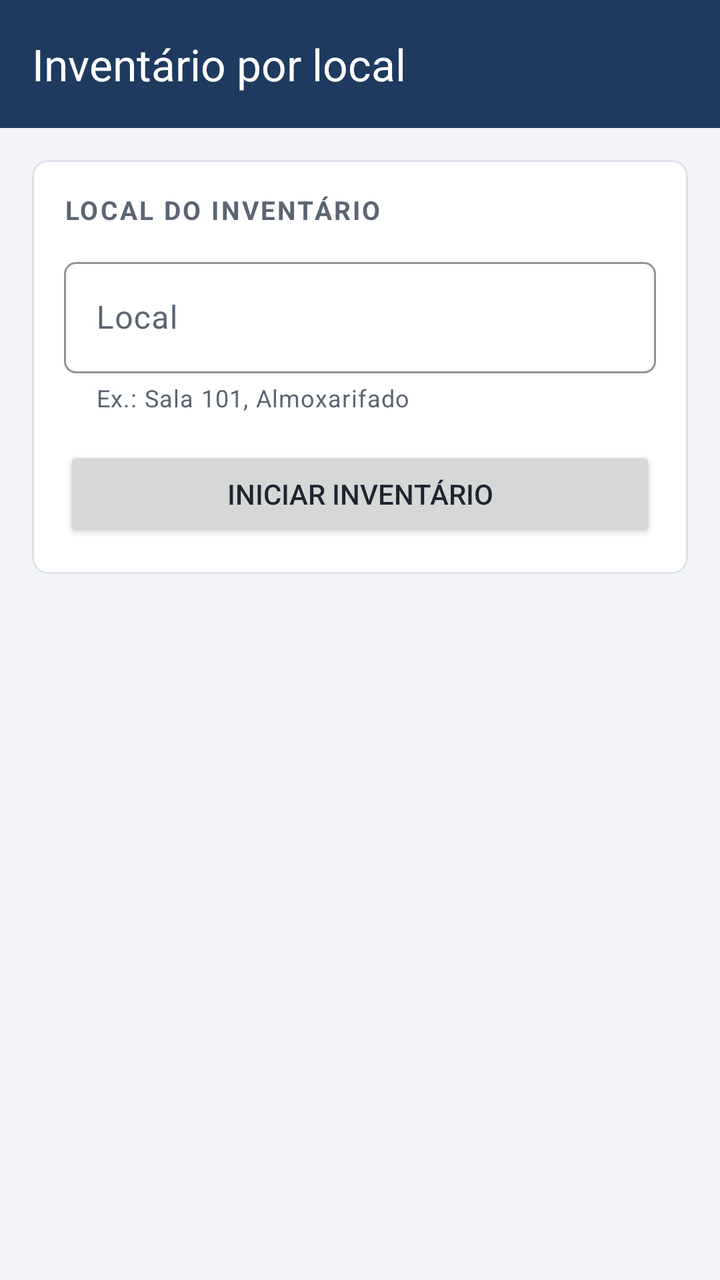
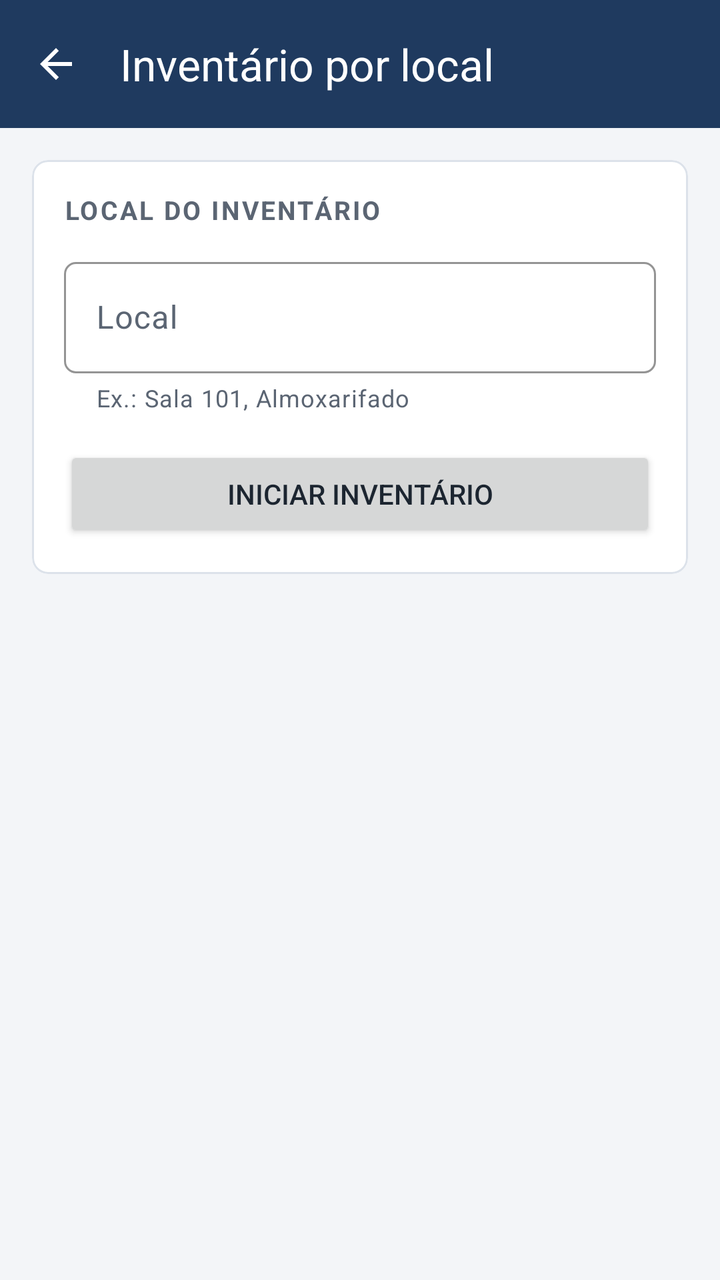

Two renders of the same Android screen: before a commit and after it. Below are the layout's source before the change and the commit's diff.
<!-- AndroidManifest.xml: application theme Theme.RFIDAndroid -->
<!-- res/layout/activity_inventario.xml -->
<LinearLayout xmlns:android="http://schemas.android.com/apk/res/android"
    xmlns:app="http://schemas.android.com/apk/res-auto"
    android:orientation="vertical"
    android:keepScreenOn="true"
    android:layout_width="match_parent"
    android:layout_height="match_parent">

    <com.google.android.material.appbar.MaterialToolbar
        style="@style/Widget.RFID.Barra"
        app:title="Inventário por local"
        android:layout_width="match_parent"
        android:layout_height="wrap_content"/>

    
    <include layout="@layout/include_aviso_recusa"/>

    
    <com.google.android.material.card.MaterialCardView
        android:id="@+id/painelInicio"
        android:layout_margin="16dp"
        android:layout_width="match_parent"
        android:layout_height="wrap_content">

        <LinearLayout
            android:orientation="vertical"
            android:padding="16dp"
            android:layout_width="match_parent"
            android:layout_height="wrap_content">

            <TextView
                android:text="@string/inventario_local_titulo"
                android:textAppearance="@style/Texto.RFID.Secao"
                android:layout_width="wrap_content"
                android:layout_height="wrap_content"/>

            
            <com.google.android.material.textfield.TextInputLayout
                style="@style/Widget.RFID.Campo.Lista"
                android:hint="@string/inventario_local_hint"
                app:endIconMode="none"
                app:helperText="Ex.: Sala 101, Almoxarifado"
                android:layout_width="match_parent"
                android:layout_height="wrap_content">

                <com.google.android.material.textfield.MaterialAutoCompleteTextView
                    android:id="@+id/edtLocal"
                    android:inputType="textCapSentences"
                    android:maxLength="120"
                    android:completionThreshold="1"
                    android:layout_width="match_parent"
                    android:layout_height="wrap_content"/>
            </com.google.android.material.textfield.TextInputLayout>

            <Button
                android:id="@+id/btnIniciar"
                android:text="@string/inventario_iniciar"
                android:layout_marginTop="16dp"
                android:layout_width="match_parent"
                android:layout_height="wrap_content"/>
        </LinearLayout>
    </com.google.android.material.card.MaterialCardView>

    
    <LinearLayout
        android:id="@+id/painelAndamento"
        android:orientation="vertical"
        android:visibility="gone"
        android:layout_width="match_parent"
        android:layout_height="match_parent">

        <include
            layout="@layout/include_estado_leitor"
            android:layout_width="match_parent"
            android:layout_height="wrap_content"/>

        <LinearLayout
            android:orientation="vertical"
            android:background="@color/superficie"
            android:padding="16dp"
            android:layout_width="match_parent"
            android:layout_height="wrap_content">

            <TextView
                android:id="@+id/txtLocal"
                android:textColor="@color/marinho"
                android:textSize="18sp"
                android:textStyle="bold"
                android:layout_width="wrap_content"
                android:layout_height="wrap_content"/>

            <TextView
                android:id="@+id/txtResumo"
                android:textColor="@color/texto"
                android:textSize="15sp"
                android:layout_marginTop="4dp"
                android:layout_width="wrap_content"
                android:layout_height="wrap_content"/>

            
            <LinearLayout
                android:id="@+id/linhaEnvio"
                android:orientation="horizontal"
                android:gravity="center_vertical"
                android:visibility="gone"
                android:layout_width="match_parent"
                android:layout_height="wrap_content">

                <TextView
                    android:id="@+id/txtAguardando"
                    android:textColor="@color/texto"
                    android:textSize="15sp"
                    android:layout_weight="1"
                    android:layout_width="0dp"
                    android:layout_height="wrap_content"/>

                <Button
                    android:id="@+id/btnEnviarAgora"
                    style="@style/Widget.RFID.Botao.Texto"
                    android:text="@string/inventario_enviar_agora"
                    android:layout_width="wrap_content"
                    android:layout_height="wrap_content"/>
            </LinearLayout>

            
            <TextView
                android:id="@+id/txtChameResponsavel"
                android:text="@string/inventario_chame_responsavel"
                android:textColor="@color/erro"
                android:textStyle="bold"
                android:textSize="15sp"
                android:visibility="gone"
                android:layout_width="wrap_content"
                android:layout_height="wrap_content"/>

            <TextView
                android:id="@+id/txtReferencia"
                android:textAppearance="@style/Texto.RFID.Secundario"
                android:layout_marginTop="2dp"
                android:layout_width="wrap_content"
                android:layout_height="wrap_content"/>

            <TextView
                android:id="@+id/txtStatus"
                android:text="@string/inventario_instrucao"
                android:textAppearance="@style/Texto.RFID.Secundario"
                android:layout_marginTop="4dp"
                android:layout_width="wrap_content"
                android:layout_height="wrap_content"/>

            <Button
                android:id="@+id/btnFinalizar"
                android:text="@string/inventario_finalizar"
                android:layout_marginTop="12dp"
                android:layout_width="match_parent"
                android:layout_height="wrap_content"/>

            
            <Button
                android:id="@+id/btnCancelarInventario"
                style="@style/Widget.RFID.Botao.Texto"
                android:text="@string/inventario_cancelar"
                android:layout_gravity="center_horizontal"
                android:layout_width="wrap_content"
                android:layout_height="wrap_content"/>
        </LinearLayout>

        <View
            android:background="@color/borda"
            android:layout_width="match_parent"
            android:layout_height="1dp"/>

        <com.google.android.material.tabs.TabLayout
            android:id="@+id/tabsInventario"
            android:visibility="gone"
            android:layout_width="match_parent"
            android:layout_height="wrap_content"/>

        
        <com.google.android.material.textfield.TextInputLayout
            android:id="@+id/campoFiltro"
            android:hint="@string/inventario_filtro_hint"
            android:visibility="gone"
            app:endIconMode="clear_text"
            android:layout_marginStart="12dp"
            android:layout_marginEnd="12dp"
            android:layout_marginTop="8dp"
            android:layout_width="match_parent"
            android:layout_height="wrap_content">

            <com.google.android.material.textfield.TextInputEditText
                android:id="@+id/edtFiltro"
                android:inputType="text"
                android:imeOptions="actionDone"
                android:maxLines="1"
                android:layout_width="match_parent"
                android:layout_height="wrap_content"/>
        </com.google.android.material.textfield.TextInputLayout>

        <androidx.recyclerview.widget.RecyclerView
            android:id="@+id/recyclerItens"
            android:paddingStart="12dp"
            android:paddingEnd="12dp"
            android:paddingTop="8dp"
            android:clipToPadding="false"
            android:layout_width="match_parent"
            android:layout_height="match_parent"/>
    </LinearLayout>
</LinearLayout>
<!-- res/layout/include_aviso_recusa.xml (included above) -->
<?xml version="1.0" encoding="utf-8"?>
<LinearLayout xmlns:android="http://schemas.android.com/apk/res/android"
    xmlns:tools="http://schemas.android.com/tools"
    tools:ignore="Overdraw"
    android:id="@+id/painelAvisoRecusa"
    android:orientation="horizontal"
    android:gravity="center_vertical"
    android:background="@color/erro_fundo"
    android:paddingStart="12dp"
    android:paddingEnd="4dp"
    android:paddingTop="8dp"
    android:paddingBottom="8dp"
    android:visibility="gone"
    android:layout_width="match_parent"
    android:layout_height="wrap_content">

    <TextView
        android:id="@+id/txtAvisoRecusa"
        android:textColor="@color/erro"
        android:textStyle="bold"
        android:textSize="14sp"
        android:layout_width="0dp"
        android:layout_weight="1"
        android:layout_height="wrap_content"/>

    <Button
        android:id="@+id/btnCienteRecusa"
        style="@style/Widget.Material3.Button.TextButton"
        android:text="@string/aviso_recusa_ciente"
        android:textColor="@color/erro"
        android:layout_marginStart="8dp"
        android:layout_width="wrap_content"
        android:layout_height="wrap_content"/>
</LinearLayout>
<!-- res/layout/include_estado_leitor.xml (included above) -->
<?xml version="1.0" encoding="utf-8"?>
<LinearLayout xmlns:android="http://schemas.android.com/apk/res/android"
    android:id="@+id/painelEstadoLeitor"
    android:orientation="horizontal"
    android:gravity="center_vertical"
    android:paddingStart="16dp"
    android:paddingEnd="8dp"
    android:minHeight="40dp"
    android:layout_width="match_parent"
    android:layout_height="wrap_content">

    
    <View
        android:id="@+id/marcaEstadoLeitor"
        android:background="@drawable/marca_estado"
        android:importantForAccessibility="no"
        android:layout_marginEnd="10dp"
        android:layout_width="10dp"
        android:layout_height="10dp"/>

    <TextView
        android:id="@+id/txtEstadoLeitor"
        android:accessibilityLiveRegion="polite"
        android:textStyle="bold"
        android:textSize="14sp"
        android:layout_width="0dp"
        android:layout_weight="1"
        android:layout_height="wrap_content"/>

    <Button
        android:id="@+id/btnReconectarLeitor"
        style="@style/Widget.RFID.Botao.Texto"
        android:text="@string/estado_leitor_reconectar"
        android:visibility="gone"
        android:layout_width="wrap_content"
        android:layout_height="wrap_content"/>
</LinearLayout>
<!-- resources referenced by this layout -->
<resources>
  <color name="borda">#FFDCE2EA</color>
  <color name="erro">#FFC62828</color>
  <color name="erro_fundo">#FFFDECEC</color>
  <color name="marinho">#FF1F3A5F</color>
  <color name="superficie">#FFFFFFFF</color>
  <color name="texto">#FF1C2530</color>
  <!-- drawable marca_estado (drawable) -->
  <?xml version="1.0" encoding="utf-8"?>
  <shape xmlns:android="http://schemas.android.com/apk/res/android" android:shape="oval">
      <solid android:color="@color/white"/>
  </shape>
  <string name="aviso_recusa_ciente">Ciente</string>
  <string name="estado_leitor_reconectar">Reconectar</string>
  <string name="inventario_cancelar">Cancelar inventário</string>
  <string name="inventario_chame_responsavel">Chame o responsável pelo coletor</string>
  <string name="inventario_enviar_agora">Enviar agora</string>
  <string name="inventario_filtro_hint">Filtrar por patrimônio ou EPC</string>
  <string name="inventario_finalizar">Finalizar inventário</string>
  <string name="inventario_iniciar">Iniciar inventário</string>
  <string name="inventario_instrucao">Aperte o gatilho para ler as etiquetas do local</string>
  <string name="inventario_local_hint">Local</string>
  <string name="inventario_local_titulo">Local do inventário</string>
  <style name="Texto.RFID.Secao" parent="">
          <item name="android:textSize">13sp</item>
          <item name="android:textStyle">bold</item>
          <item name="android:textAllCaps">true</item>
          <item name="android:letterSpacing">0.08</item>
          <item name="android:textColor">@color/texto_secundario</item>
      </style>
  <style name="Texto.RFID.Secundario" parent="">
          <item name="android:textSize">15sp</item>
          <item name="android:textColor">@color/texto_secundario</item>
      </style>
  <style name="Widget.RFID.Botao.Texto" parent="Widget.Material3.Button.TextButton">
          <item name="android:textColor">@color/azul</item>
      </style>
  <color name="white">#FFFFFFFF</color>
  <color name="texto_secundario">#FF5B6573</color>
  <color name="azul">#FF2E6DA4</color>
  <style name="Forma.RFID.Pequena" parent="">
          <item name="cornerFamily">rounded</item>
          <item name="cornerSize">6dp</item>
      </style>
  <color name="azul_claro">#FFE3ECF6</color>
  <color name="marinho_escuro">#FF152A45</color>
  <color name="fundo">#FFF3F5F8</color>
  <style name="Widget.RFID.Botao" parent="Widget.Material3.Button">
          <item name="shapeAppearance">@style/Forma.RFID.Pequena</item>
          <item name="android:minHeight">52dp</item>
          <item name="android:textSize">15sp</item>
          <item name="android:letterSpacing">0.02</item>
      </style>
  <style name="Widget.RFID.Botao.Contorno" parent="Widget.Material3.Button.OutlinedButton">
          <item name="shapeAppearance">@style/Forma.RFID.Pequena</item>
          <item name="android:minHeight">52dp</item>
          <item name="android:textSize">15sp</item>
          <item name="strokeColor">@color/marinho</item>
      </style>
  <style name="Widget.RFID.Cartao" parent="Widget.Material3.CardView.Outlined">
          <item name="cardBackgroundColor">@color/superficie</item>
          <item name="strokeColor">@color/borda</item>
          <item name="cardCornerRadius">8dp</item>
          <item name="cardElevation">0dp</item>
      </style>
  <!-- unchanged entries left out for length: 5 -->
</resources>

<!-- the commit's change to res/layout/activity_inventario.xml (unified diff, before → after) -->
@@ -5,9 +5,13 @@
     android:layout_width="match_parent"
     android:layout_height="match_parent">
 
+    
     <com.google.android.material.appbar.MaterialToolbar
+        android:id="@+id/barraInventario"
         style="@style/Widget.RFID.Barra"
         app:title="Inventário por local"
+        app:navigationIcon="@drawable/ic_voltar"
+        app:navigationContentDescription="@string/tela_voltar"
         android:layout_width="match_parent"
         android:layout_height="wrap_content"/>
 
@@ -42,9 +46,12 @@
                 android:layout_width="match_parent"
                 android:layout_height="wrap_content">
 
+                
                 <com.google.android.material.textfield.MaterialAutoCompleteTextView
                     android:id="@+id/edtLocal"
-                    android:inputType="textCapSentences"
+                    android:inputType="text|textNoSuggestions|textCapSentences"
+                    android:imeOptions="actionGo"
+                    android:maxLines="1"
                     android:maxLength="120"
                     android:completionThreshold="1"
                     android:layout_width="match_parent"
@@ -76,24 +83,46 @@
         <LinearLayout
             android:orientation="vertical"
             android:background="@color/superficie"
-            android:padding="16dp"
+            android:paddingStart="16dp"
+            android:paddingEnd="16dp"
+            android:paddingTop="6dp"
+            android:paddingBottom="8dp"
             android:layout_width="match_parent"
             android:layout_height="wrap_content">
 
-            <TextView
-                android:id="@+id/txtLocal"
-                android:textColor="@color/marinho"
-                android:textSize="18sp"
-                android:textStyle="bold"
-                android:layout_width="wrap_content"
-                android:layout_height="wrap_content"/>
-
+            
             <TextView
                 android:id="@+id/txtResumo"
                 android:textColor="@color/texto"
                 android:textSize="15sp"
+                android:textStyle="bold"
+                android:maxLines="2"
+                android:ellipsize="end"
+                android:layout_width="match_parent"
+                android:layout_height="wrap_content"/>
+
+            
+            <TextView
+                android:id="@+id/txtReferencia"
+                android:textColor="@color/texto_secundario"
+                android:textSize="13sp"
+                android:maxLines="1"
+                android:ellipsize="end"
+                android:layout_marginTop="2dp"
+                android:layout_width="match_parent"
+                android:layout_height="wrap_content"/>
+
+            
+            <TextView
+                android:id="@+id/txtRecusado"
+                android:textColor="@color/erro"
+                android:textSize="14sp"
+                android:textStyle="bold"
+                android:maxLines="2"
+                android:ellipsize="end"
+                android:visibility="gone"
                 android:layout_marginTop="4dp"
-                android:layout_width="wrap_content"
+                android:layout_width="match_parent"
                 android:layout_height="wrap_content"/>
 
             
@@ -108,7 +137,9 @@
                 <TextView
                     android:id="@+id/txtAguardando"
                     android:textColor="@color/texto"
-                    android:textSize="15sp"
+                    android:textSize="14sp"
+                    android:maxLines="2"
+                    android:ellipsize="end"
                     android:layout_weight="1"
                     android:layout_width="0dp"
                     android:layout_height="wrap_content"/>
@@ -127,39 +158,17 @@
                 android:text="@string/inventario_chame_responsavel"
                 android:textColor="@color/erro"
                 android:textStyle="bold"
-                android:textSize="15sp"
+                android:textSize="14sp"
                 android:visibility="gone"
                 android:layout_width="wrap_content"
                 android:layout_height="wrap_content"/>
 
-            <TextView
-                android:id="@+id/txtReferencia"
-                android:textAppearance="@style/Texto.RFID.Secundario"
-                android:layout_marginTop="2dp"
-                android:layout_width="wrap_content"
-                android:layout_height="wrap_content"/>
-
+            
             <TextView
                 android:id="@+id/txtStatus"
                 android:text="@string/inventario_instrucao"
                 android:textAppearance="@style/Texto.RFID.Secundario"
                 android:layout_marginTop="4dp"
-                android:layout_width="wrap_content"
-                android:layout_height="wrap_content"/>
-
-            <Button
-                android:id="@+id/btnFinalizar"
-                android:text="@string/inventario_finalizar"
-                android:layout_marginTop="12dp"
-                android:layout_width="match_parent"
-                android:layout_height="wrap_content"/>
-
-            
-            <Button
-                android:id="@+id/btnCancelarInventario"
-                style="@style/Widget.RFID.Botao.Texto"
-                android:text="@string/inventario_cancelar"
-                android:layout_gravity="center_horizontal"
                 android:layout_width="wrap_content"
                 android:layout_height="wrap_content"/>
         </LinearLayout>
@@ -183,14 +192,14 @@
             app:endIconMode="clear_text"
             android:layout_marginStart="12dp"
             android:layout_marginEnd="12dp"
-            android:layout_marginTop="8dp"
+            android:layout_marginTop="4dp"
             android:layout_width="match_parent"
             android:layout_height="wrap_content">
 
             <com.google.android.material.textfield.TextInputEditText
                 android:id="@+id/edtFiltro"
-                android:inputType="text"
-                android:imeOptions="actionDone"
+                android:inputType="text|textNoSuggestions|textCapCharacters"
+                android:imeOptions="actionSearch"
                 android:maxLines="1"
                 android:layout_width="match_parent"
                 android:layout_height="wrap_content"/>
@@ -201,9 +210,22 @@
             android:paddingStart="12dp"
             android:paddingEnd="12dp"
             android:paddingTop="8dp"
+            android:paddingBottom="8dp"
             android:clipToPadding="false"
-            android:layout_width="match_parent"
-            android:layout_height="match_parent"/>
+            android:layout_weight="1"
+            android:layout_width="match_parent"
+            android:layout_height="0dp"/>
+
+        
+        <com.google.android.material.button.MaterialButton
+            android:id="@+id/btnFinalizar"
+            android:text="@string/inventario_finalizar"
+            android:insetTop="0dp"
+            android:insetBottom="0dp"
+            app:cornerRadius="0dp"
+            android:minHeight="56dp"
+            android:layout_width="match_parent"
+            android:layout_height="56dp"/>
     </LinearLayout>
 </LinearLayout>
 <!-- res/layout/include_aviso_recusa.xml (included above) -->
<!-- resource entries referenced after the edit -->
@@ -13,7 +13,6 @@
   </shape>
   <string name="aviso_recusa_ciente">Ciente</string>
   <string name="estado_leitor_reconectar">Reconectar</string>
-  <string name="inventario_cancelar">Cancelar inventário</string>
   <string name="inventario_chame_responsavel">Chame o responsável pelo coletor</string>
   <string name="inventario_enviar_agora">Enviar agora</string>
   <string name="inventario_filtro_hint">Filtrar por patrimônio ou EPC</string>
@@ -22,6 +21,7 @@
   <string name="inventario_instrucao">Aperte o gatilho para ler as etiquetas do local</string>
   <string name="inventario_local_hint">Local</string>
   <string name="inventario_local_titulo">Local do inventário</string>
+  <string name="tela_voltar">Voltar</string>
   <style name="Texto.RFID.Secao" parent="">
           <item name="android:textSize">13sp</item>
           <item name="android:textStyle">bold</item>
@@ -38,6 +38,18 @@
       </style>
   <color name="white">#FFFFFFFF</color>
   <color name="texto_secundario">#FF5B6573</color>
+  <!-- drawable ic_voltar (drawable) -->
+  <?xml version="1.0" encoding="utf-8"?>
+  <vector xmlns:android="http://schemas.android.com/apk/res/android"
+      android:width="24dp"
+      android:height="24dp"
+      android:autoMirrored="true"
+      android:viewportWidth="24"
+      android:viewportHeight="24">
+      <path
+          android:fillColor="@color/white"
+          android:pathData="M20,11H7.83l5.59,-5.59L12,4l-8,8 8,8 1.41,-1.41L7.83,13H20v-2z"/>
+  </vector>
   <color name="azul">#FF2E6DA4</color>
   <style name="Forma.RFID.Pequena" parent="">
           <item name="cornerFamily">rounded</item>
